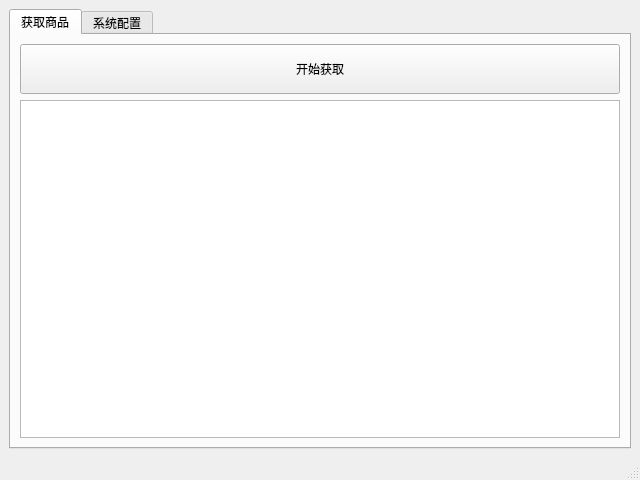
The window that ui/home.ui (izerui/temu-spider) describes before a commit, drawn with Qt 5.
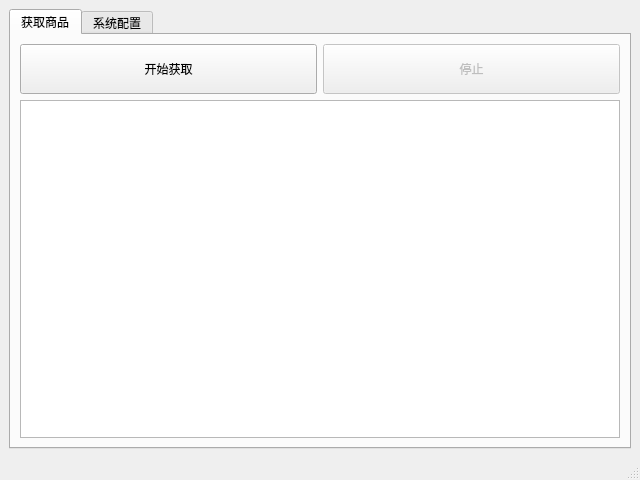
The same window after the commit. The open tabs and pages were chosen to show the change.

What changed in the file:
```diff
--- a/ui/home.ui
+++ b/ui/home.ui
@@ -66,6 +66,22 @@
               </property>
              </widget>
             </item>
+            <item>
+             <widget class="QPushButton" name="btn2">
+              <property name="enabled">
+               <bool>false</bool>
+              </property>
+              <property name="minimumSize">
+               <size>
+                <width>0</width>
+                <height>50</height>
+               </size>
+              </property>
+              <property name="text">
+               <string>停止</string>
+              </property>
+             </widget>
+            </item>
            </layout>
           </item>
           <item>
```
Left out of the diff: 58 changed lines with no effect on the pictures.
